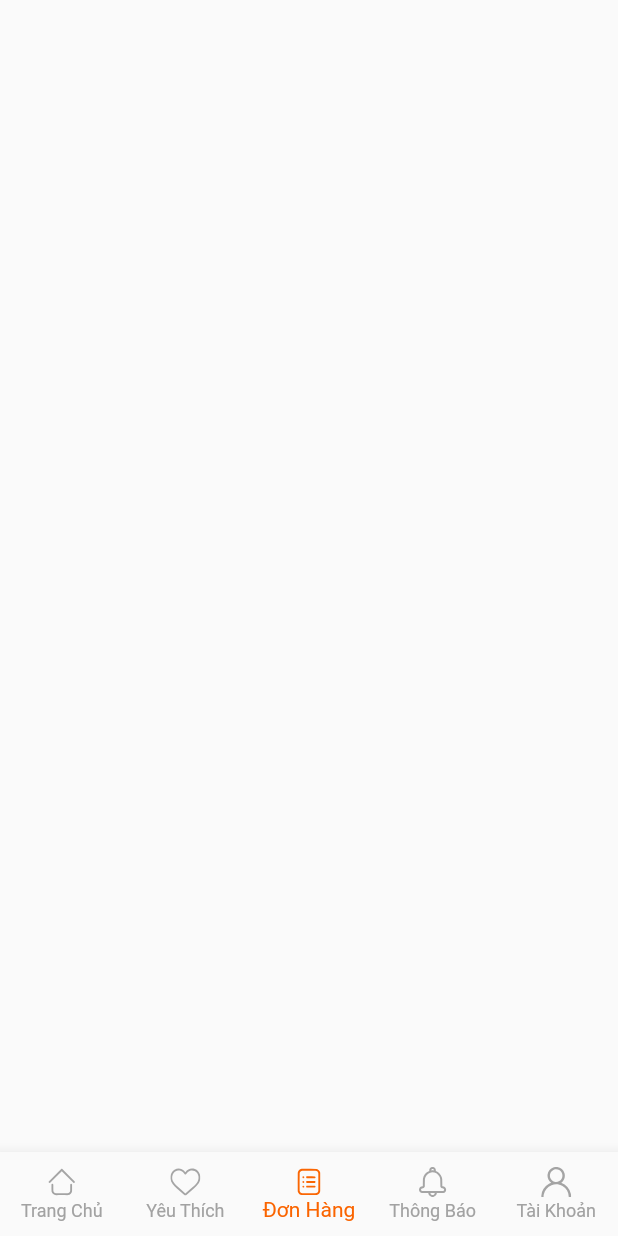
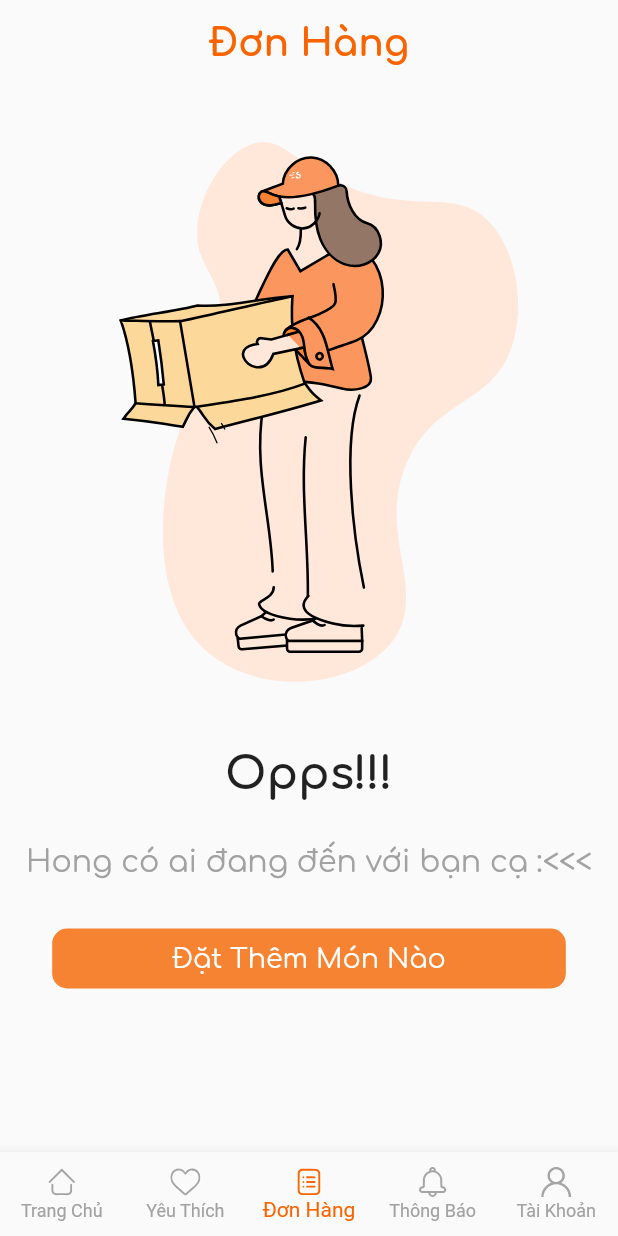
Before and after one commit to LAT0045/BOX_New_Version, a Flutter app: the screen it shows after launch, item 3 of the bottom bar chosen, on a phone screen of 412 x 824 dp. Run offline on Flutter 3.47's test engine with Material 2 defaults, Android fonts, the phone set to English and light mode, and no system bars; our stand-ins replace carousel_slider, dots_indicator, flutter_svg, lottie, slide_countdown.

Commit message:
UI Order Tracking

```diff
--- a/box/lib/main.dart
+++ b/box/lib/main.dart
@@ -1,4 +1,5 @@
 import 'package:box/screens/home_screen.dart';
+import 'package:box/tabs/order_tab.dart';
 import 'package:flutter/material.dart';
 
 void main() {
@@ -12,6 +13,9 @@ class MyApp extends StatelessWidget {
   @override
   Widget build(BuildContext context) {
     return const MaterialApp(
-        debugShowCheckedModeBanner: false, home: HomeScreen());
+    debugShowCheckedModeBanner: false, home: HomeScreen()
+    //home: OrderTab(isEmpty: false,),
+    );
+
   }
 }
--- a/box/lib/screens/home_screen.dart
+++ b/box/lib/screens/home_screen.dart
@@ -1,4 +1,5 @@
 import 'package:box/tabs/favorite_tab.dart';
+import 'package:box/tabs/order_tab.dart';
 import 'package:box/tabs/home_tab.dart';
 import 'package:box/tabs/personal_info.dart';
 import 'package:box/utils/colors.dart';
@@ -28,7 +29,7 @@ class _HomeScreenState extends State<HomeScreen> {
     final List tabs = [
       const HomeTab(),
       const FavoriteTab(isEmpty: true),
-      Container(),
+      const OrderTab(isEmpty: true),
       Container(),
       const PersonalInfoScreen()
     ];
--- a/box/lib/tabs/home_tab.dart
+++ b/box/lib/tabs/home_tab.dart
@@ -169,6 +169,8 @@ class _HomeTabState extends State<HomeTab> {
                         borderSide: const BorderSide(
                             width: 0, style: BorderStyle.none)),
                     hintText: "Hôm nay bạn muốn ăn gì?",
+                    hintStyle: const TextStyle(fontFamily: 'Comfortaa'),
+
                     suffixIcon: Container(
                       margin: const EdgeInsets.only(right: 15.0),
                       child: SvgPicture.asset(
@@ -417,7 +419,7 @@ class _HomeTabState extends State<HomeTab> {
                       fontFamily: 'Comfortaa',
                       color: AppColors.orangeColor,
                       fontSize: 15,
-                      fontWeight: FontWeight.w600),
+                      fontWeight: FontWeight.w500),
                 ),
               ),
               SizedBox(
--- /dev/null
+++ b/box/lib/tabs/order_tab.dart
@@ -0,0 +1,113 @@
+import 'package:box/cards/order_tracking_card.dart';
+import 'package:box/utils/colors.dart';
+import 'package:flutter/material.dart';
+import 'package:lottie/lottie.dart';
+
+class OrderTab extends StatefulWidget {
+  final bool isEmpty;
+
+  const OrderTab({super.key, required this.isEmpty});
+
+  @override
+  State<StatefulWidget> createState() {
+    return _OrderTabState();
+  }
+}
+
+class _OrderTabState extends State<OrderTab> {
+  @override
+  Widget build(BuildContext context) {
+    return SafeArea(
+        child: widget.isEmpty ? const EmptyOrder() : const Order());
+  }
+}
+
+class EmptyOrder extends StatelessWidget {
+  const EmptyOrder({super.key});
+
+  @override
+  Widget build(BuildContext context) {
+    return Column(
+      children: [
+        const Padding(
+          padding: EdgeInsets.symmetric(vertical: 15.0),
+          child: Text(
+            "Đơn Hàng",
+            style: TextStyle(
+              fontFamily: 'Comfortaa',
+              fontSize: 25,
+              fontWeight: FontWeight.bold,
+              color: AppColors.orangeColor,
+            ),
+          ),
+        ),
+        Lottie.asset("assets/anim/shake_empty_box.json"),
+        const Padding(
+          padding: EdgeInsets.symmetric(vertical: 30.0),
+          child: Text(
+            "Opps!!!",
+            style: TextStyle(
+                fontFamily: 'Comfortaa',
+                fontSize: 30,
+                fontWeight: FontWeight.bold),
+          ),
+        ),
+        const Text(
+          "Hong có ai đang đến với bạn cạ :<<<",
+          style: TextStyle(
+              fontFamily: 'Comfortaa',
+              fontSize: 20,
+              color: AppColors.grayColor),
+        ),
+        const SizedBox(
+          height: 30,
+        ),
+        TextButton(
+            onPressed: () {},
+            style: TextButton.styleFrom(
+                padding:
+                    const EdgeInsets.symmetric(horizontal: 80, vertical: 10),
+                shape: RoundedRectangleBorder(
+                  borderRadius: BorderRadius.circular(10),
+                ),
+                backgroundColor: AppColors.mediumOrangeColor),
+            child: const Text(
+              "Đặt Thêm Món Nào",
+              style: TextStyle(
+                  fontFamily: 'Comfortaa', fontSize: 18, color: Colors.white),
+            ))
+      ],
+    );
+  }
+}
+
+class Order extends StatelessWidget {
+  const Order({super.key});
+
+  @override
+  Widget build(BuildContext context) {
+    return Column(
+      children: [
+        const Padding(
+          padding: EdgeInsets.symmetric(vertical: 15.0),
+          child: Text(
+            "Đơn Hàng",
+            style: TextStyle(
+              fontFamily: 'Comfortaa',
+              fontSize: 25,
+              fontWeight: FontWeight.bold,
+              color: AppColors.orangeColor,
+            ),
+          ),
+        ),
+        Expanded(
+          child: ListView.builder(
+              itemCount: 3,
+              itemBuilder: (context, index) {
+                return const OrderTrackingCard();
+              }),
+        )
+      ],
+    );
+  }
+}
--- a/box/pubspec.yaml
+++ b/box/pubspec.yaml
@@ -87,6 +87,8 @@ flutter:
          - asset: fonts/Comfortaa-Regular.ttf
   #       - asset: fonts/Schyler-Italic.ttf
   #         style: italic
+         - asset: fonts/Comfortaa-Bold.ttf
+           weight: 500
      - family: LilitaOne
        fonts:
          - asset: fonts/LilitaOne-Regular.ttf
```
Also changed, not shown: box/lib/cards/order_tracking_card.dart (added, +98 -0 lines), box/lib/tabs/personal_info.dart (+0 -64 lines).
